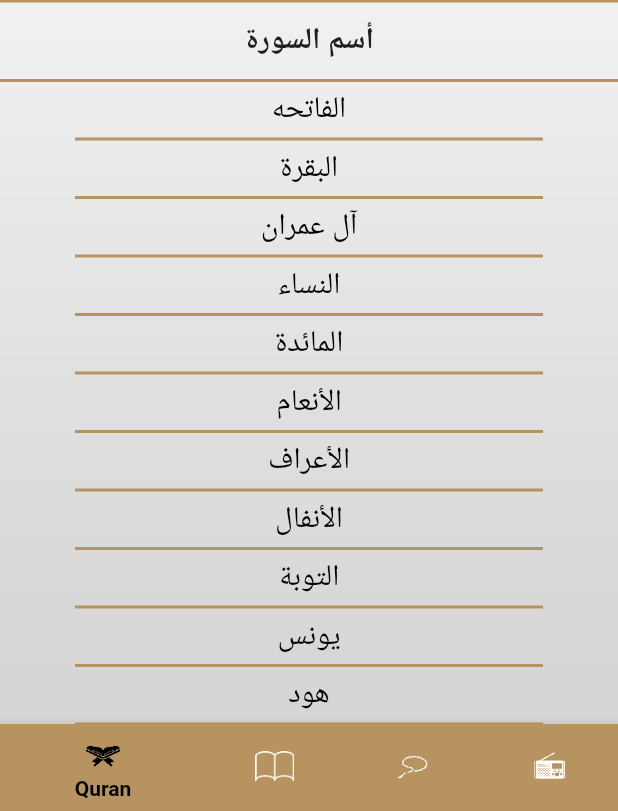
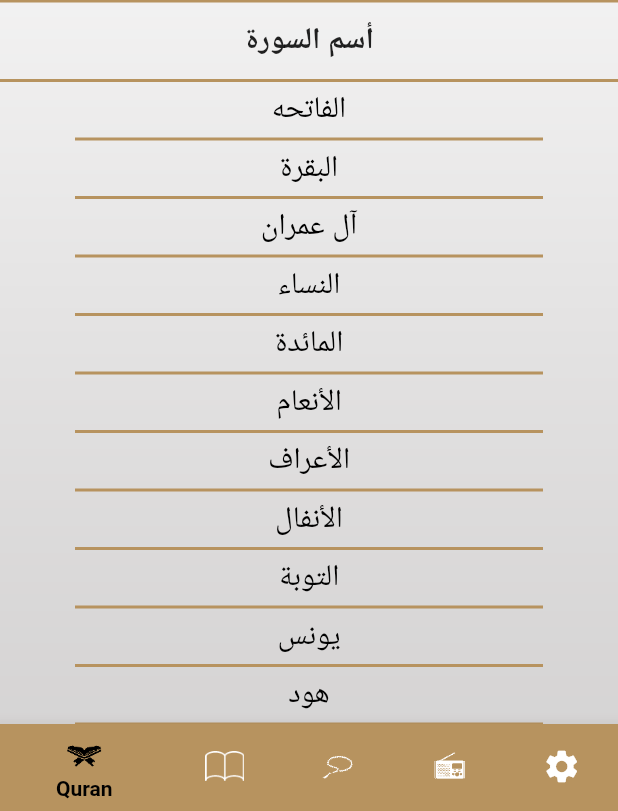
Before and after one commit to Kerolos129Yousef/Moslem, a Flutter app: the screen it shows after launch, on a phone screen of 412 x 824 dp, the part 425-1236 px from its top. Run offline on Flutter 3.47's test engine with Material 2 defaults, Android fonts, the phone set to English and light mode, and no system bars; generated files the repository leaves out were written again.

Commit message:
add setting tap , setting provider(lang,theme) , localization , Theme_Bottom_sheet , Language_Bottom_sheet

```diff
--- /dev/null
+++ b/l10n.yaml
@@ -0,0 +1,3 @@
+arb-dir: lib/l10n
+template-arb-file: app_en.arb
+output-localization-file: app_localizations.dart
--- a/lib/Home/hadeth/hadeth_tap.dart
+++ b/lib/Home/hadeth/hadeth_tap.dart
@@ -16,7 +16,7 @@ class _HadethTapState extends State<HadethTap> {
   Widget build(BuildContext context) {
     if(allahadeth.isEmpty)
     readHadethFile();
-    return Column(
+    return allahadeth.isEmpty?Center(child: CircularProgressIndicator(color: Theme.of(context).primaryColor,)): Column(
       children: [
         Center(child: Image.asset("assests/images/hadeth_logo.png")),
         Container(
--- /dev/null
+++ b/lib/Home/providers/setting_provider.dart
@@ -0,0 +1,18 @@
+import 'package:flutter/material.dart';
+
+class SettingProvider extends ChangeNotifier{
+  String currentLange="en";
+  ThemeMode currentTheme = ThemeMode.light;
+  void changeTheme(ThemeMode newThemeMode){
+  if(newThemeMode==currentTheme)
+    return;
+    currentTheme = newThemeMode;
+    notifyListeners();
+  }
+  void changeLanguage(String newLanguage){
+    if(newLanguage == currentLange)
+      return ;
+    currentLange = newLanguage;
+    notifyListeners();
+  }
+}
--- a/lib/Home_Screen.dart
+++ b/lib/Home_Screen.dart
@@ -1,10 +1,11 @@
 import 'package:flutter/material.dart';
 import 'package:moslem/Home/hadeth/hadeth_tap.dart';
+import 'package:moslem/Home/setting/Setting_tap.dart';
 import 'package:moslem/my_theme.dart';
 import 'package:moslem/Home/quran/quran_tap.dart';
 import 'package:moslem/Home/radio/radio_tap.dart';
 import 'package:moslem/Home/tasbeh/tasbeh_tap.dart';
-
+import 'package:flutter_gen/gen_l10n/app_localizations.dart';
 class HomeScreen extends StatefulWidget {
   static const String routeName = "Home";
 
@@ -25,7 +26,7 @@ class _HomeScreenState extends State<HomeScreen> {
         appBar: AppBar(
           title: Center(
             child: Text(
-              "Muslem",
+              AppLocalizations.of(context)!.appTitle,
             ),
           ),
         ),
@@ -42,16 +43,19 @@ class _HomeScreenState extends State<HomeScreen> {
             items: [
               BottomNavigationBarItem(
                   icon: ImageIcon(AssetImage("assests/images/ic_moshaf.png")),
-                  label: "Quran"),
+                  label: AppLocalizations.of(context)!.quranTitle),
               BottomNavigationBarItem(
                   icon: ImageIcon(AssetImage("assests/images/ic_ahadeth.png")),
-                  label: "Hadeth"),
+                  label: AppLocalizations.of(context)!.hadethTitle),
               BottomNavigationBarItem(
                   icon: ImageIcon(AssetImage("assests/images/ic_sebha.png")),
-                  label: "Tasabeh"),
+                  label: AppLocalizations.of(context)!.tasbehTitle),
               BottomNavigationBarItem(
                   icon: ImageIcon(AssetImage("assests/images/ic_radio.png")),
-                  label: "Radio"),
+                  label: AppLocalizations.of(context)!.radioTitle),
+              BottomNavigationBarItem(
+                  icon: Icon(Icons.settings),
+                  label: AppLocalizations.of(context)!.settingTitle),
             ],
           ),
         ),
@@ -59,5 +63,5 @@ class _HomeScreenState extends State<HomeScreen> {
     );
   }
 
-  List<Widget> taps = [QuranTap(), HadethTap(), TasbehTap(), RadioTap()];
+  List<Widget> taps = [QuranTap(), HadethTap(), TasbehTap(), RadioTap(),SettingTap()];
 }
--- a/lib/main.dart
+++ b/lib/main.dart
@@ -1,24 +1,46 @@
 import 'package:flutter/material.dart';
 import 'package:flutter/services.dart';
+import 'package:flutter_localizations/flutter_localizations.dart';
+import 'package:flutter_gen/gen_l10n/app_localizations.dart';
+import 'package:moslem/Home/providers/setting_provider.dart';
 import 'package:moslem/Home_Screen.dart';
 import 'package:moslem/my_theme.dart';
-
+import 'package:provider/provider.dart';
 import 'Home/hadeth/Hadeth_details.dart';
 import 'Home/quran/Sura_details.dart';
 
 void main() {
   SystemChrome.setSystemUIOverlayStyle(
       SystemUiOverlayStyle(statusBarColor: Colors.transparent));
-  runApp(MyApp());
+  runApp(ChangeNotifierProvider<SettingProvider>(
+      create: (BuildContext){
+        return SettingProvider();
+      },
+      child: MyApp()
+  ));
 }
 
 class MyApp extends StatelessWidget {
   @override
   Widget build(BuildContext context) {
+    var settingsProvider= Provider.of<SettingProvider>(context);
     return MaterialApp(
+
       debugShowCheckedModeBanner: false,
       title: 'Flutter Demo',
+      localizationsDelegates: [
+        AppLocalizations.delegate,
+        GlobalMaterialLocalizations.delegate,
+        GlobalWidgetsLocalizations.delegate,
+        GlobalCupertinoLocalizations.delegate,
+      ],
+      supportedLocales: [
+        Locale('en', ''), // English, no country code
+        Locale('ar', ''), // Spanish, no country code
+      ],
+      locale: Locale(settingsProvider.currentLange),
       theme: MyTheme.lightTheme,
+      themeMode: settingsProvider.currentTheme,
       initialRoute: HomeScreen.routeName,
       routes: {
         HomeScreen.routeName: (_) => HomeScreen(),
--- a/lib/my_theme.dart
+++ b/lib/my_theme.dart
@@ -46,4 +46,48 @@ class MyTheme {
 
       )
   );
+  static final ThemeData darkTheme = ThemeData(
+      primaryColor: primaryColor,
+      scaffoldBackgroundColor: Colors.transparent,
+      appBarTheme: AppBarTheme(
+          iconTheme: IconThemeData(
+              color: Colors.black
+          ),
+          elevation: 0,
+          backgroundColor: Colors.transparent,
+          titleTextStyle: TextStyle(color: Colors.black,fontSize: 25,fontWeight: FontWeight.w500),
+          centerTitle: true
+
+      ),
+      textTheme: TextTheme(
+          bodyText2:TextStyle(
+              fontWeight:FontWeight.w700,
+              fontSize: 16
+          ),
+          headline4: TextStyle(
+              fontSize: 20,
+              color: Colors.black
+          ),
+          headline5: TextStyle(
+              fontSize: 20,
+              color: Colors.black,
+              fontWeight: FontWeight.w500
+          )
+      ),
+      bottomNavigationBarTheme: BottomNavigationBarThemeData(
+        selectedIconTheme: IconThemeData(
+          size: 28,
+          //color: Colors.black
+        ),
+        unselectedIconTheme: IconThemeData(
+            size: 26,
+            color: Colors.white
+        ),
+        selectedLabelStyle: TextStyle(
+            color: Colors.black
+        ),
+        selectedItemColor: Colors.black,
+
+      )
+  );
 }
```
Also changed, not shown: lib/Home/setting/Language_Bottom_sheet.dart (added, +54 -0 lines), lib/Home/setting/Setting_tap.dart (added, +77 -0 lines), lib/Home/setting/Theme_Bottom_sheet.dart (added, +53 -0 lines), lib/l10n/app_ar.arb (added, +12 -0 lines), lib/l10n/app_en.arb (added, +12 -0 lines), pubspec.yaml (+6 -3 lines), pubspec.lock.
